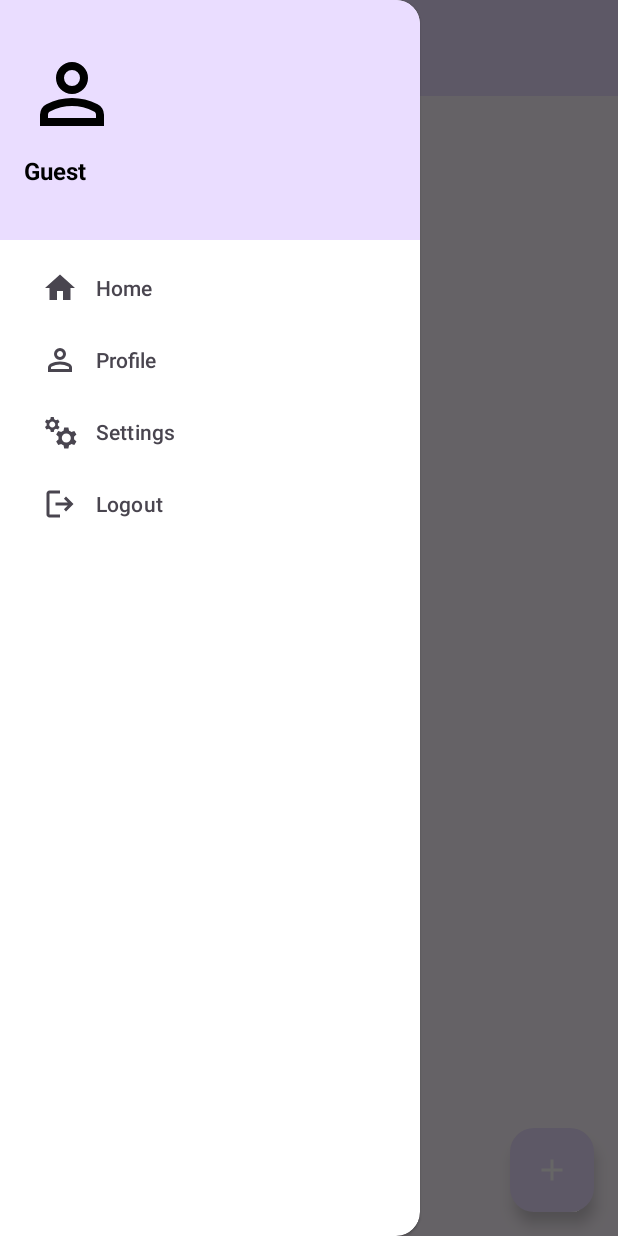
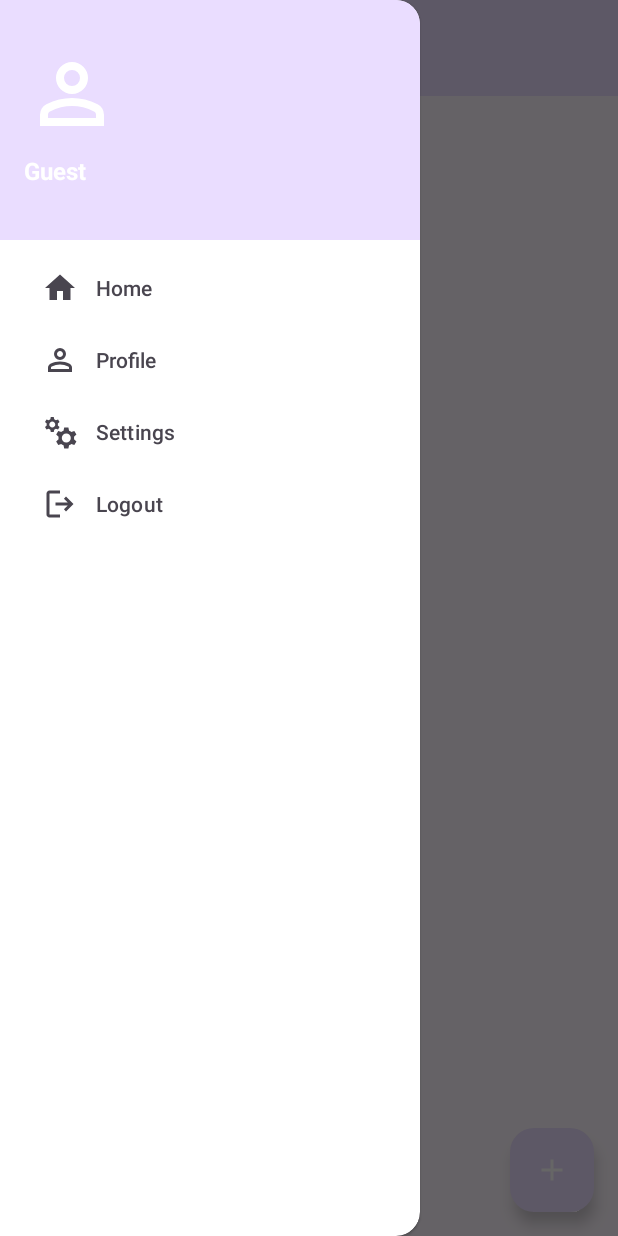
Before and after one commit to koraish3438/EmployeeManager, an Android app: the EmployeeListActivity screen opened directly, with no data from a screen before it, with the side drawer open, on a phone screen of 412 x 824 dp. Run offline under Robolectric (Android 15) with nearby library versions, the phone set to English and light mode, and no system bars; our stand-ins replace Room's generated code.

Commit message:
11th commit

```diff
--- a/app/src/main/AndroidManifest.xml
+++ b/app/src/main/AndroidManifest.xml
@@ -27,7 +27,8 @@
 
         <activity
             android:name=".registration.WelcomeActivity"
-            android:exported="false" />
+            android:exported="true"
+            android:theme="@style/Theme.EmployeeManagementApp"/>
 
         <!-- Splash Screen -->
         <activity
--- a/app/src/main/java/com/example/employeemanagementapp/ui/EmployeeListActivity.kt
+++ b/app/src/main/java/com/example/employeemanagementapp/ui/EmployeeListActivity.kt
@@ -3,6 +3,7 @@ package com.example.employeemanagementapp.ui
 import android.content.Context
 import android.content.Intent
 import android.os.Bundle
+import android.view.MenuItem
 import android.widget.TextView
 import androidx.appcompat.app.AppCompatActivity
 import androidx.core.view.GravityCompat
@@ -48,9 +49,8 @@ class EmployeeListActivity : AppCompatActivity() {
 
         // Toolbar
         setSupportActionBar(binding.topAppBar)
-        binding.topAppBar.setNavigationOnClickListener {
-            binding.drawerLayout.openDrawer(GravityCompat.START)
-        }
+        supportActionBar?.setDisplayHomeAsUpEnabled(true)
+        supportActionBar?.setHomeAsUpIndicator(R.drawable.baseline_menu_24) // hamburger icon
 
         // Navigation drawer menu clicks
         binding.navigationView.setNavigationItemSelectedListener { menuItem ->
@@ -86,6 +86,17 @@ class EmployeeListActivity : AppCompatActivity() {
         }
     }
 
+    // Handle hamburger click
+    override fun onOptionsItemSelected(item: MenuItem): Boolean {
+        return when (item.itemId) {
+            android.R.id.home -> {
+                binding.drawerLayout.openDrawer(GravityCompat.START)
+                true
+            }
+            else -> super.onOptionsItemSelected(item)
+        }
+    }
+
     private fun openEmployeeDetail(employee: Employee) {
         val intent = Intent(this, EmployeeDetailActivity::class.java)
         intent.putExtra("EMPLOYEE_ID", employee.id)
--- a/app/src/main/res/layout/activity_employee_list.xml
+++ b/app/src/main/res/layout/activity_employee_list.xml
@@ -22,16 +22,20 @@
             android:title="@string/app_name"
             android:titleTextColor="@color/white"
             app:navigationIcon="@drawable/baseline_menu_24"
-            app:menu="@menu/nav_menu"/>
+            app:menu="@menu/nav_menu" />
 
         <!-- RecyclerView -->
         <androidx.recyclerview.widget.RecyclerView
             android:id="@+id/rvEmployees"
             android:layout_width="match_parent"
             android:layout_height="match_parent"
-            android:padding="8dp"
-            tools:listitem="@layout/item_employee"
-            app:layout_behavior="@string/appbar_scrolling_view_behavior"/>
+            android:layout_marginTop="?attr/actionBarSize"
+            android:padding="12dp"
+            android:clipToPadding="false"
+            app:layout_behavior="@string/appbar_scrolling_view_behavior"
+            app:layout_constraintTop_toBottomOf="@id/topAppBar"
+            app:layout_constraintBottom_toBottomOf="parent"
+            tools:listitem="@layout/item_employee" />
 
         <!-- Floating Button -->
         <com.google.android.material.floatingactionbutton.FloatingActionButton
@@ -53,6 +57,6 @@
         android:layout_gravity="start"
         android:background="@color/white"
         app:headerLayout="@layout/nav_header"
-        app:menu="@menu/nav_menu"/>
+        app:menu="@menu/nav_menu" />
 
 </androidx.drawerlayout.widget.DrawerLayout>
--- a/app/src/main/res/layout/nav_header.xml
+++ b/app/src/main/res/layout/nav_header.xml
@@ -13,6 +13,7 @@
         android:layout_width="64dp"
         android:layout_height="64dp"
         android:src="@drawable/outline_person_24"
+        android:tint="@color/white"
         android:contentDescription="@string/profile_pic"/>
 
     <TextView
@@ -21,7 +22,7 @@
         android:layout_height="wrap_content"
         android:text="@string/guest"
         android:textStyle="bold"
-        android:textColor="@color/black"
+        android:textColor="@color/white"
         android:textSize="16sp"
         android:layout_marginTop="8dp"/>
 
@@ -30,6 +31,6 @@
         android:layout_width="wrap_content"
         android:layout_height="wrap_content"
         android:text=""
-        android:textColor="@color/black"
+        android:textColor="@color/white"
         android:textSize="14sp"/>
 </LinearLayout>
```
